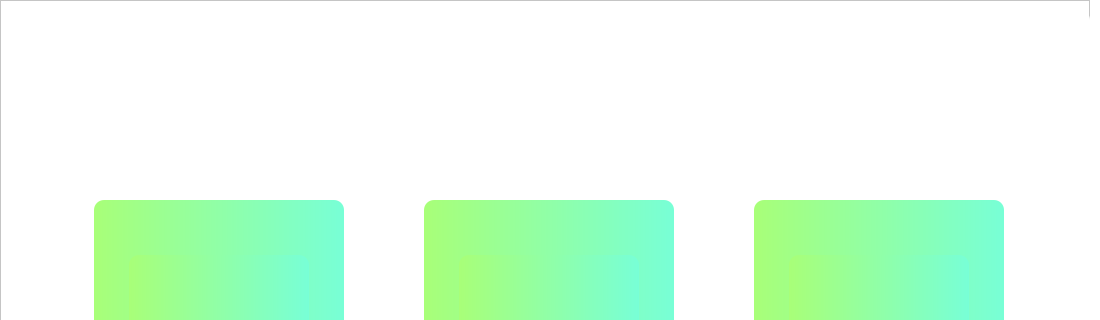
Old version of the form app/component/MainGUI_t_2.ui in the repository tblexcelsior/SmartBin; both pictures show x 0 to 1100 and y 0 to 320 of the 1100 by 800 pixel window.
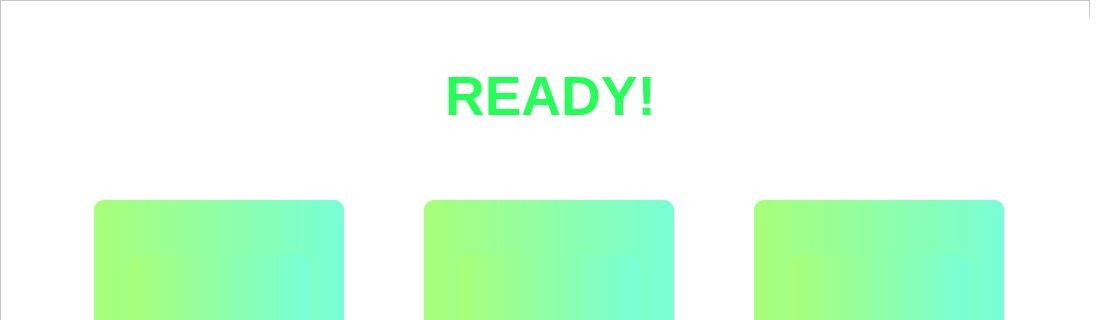
New version of the form. Icons and pictures are not drawn.

Commit message: Update processing text in UI, auto add new row in daily_statistic table on new day, display daily data

```diff
--- a/app/component/MainGUI_t_2.ui
+++ b/app/component/MainGUI_t_2.ui
@@ -574,6 +574,32 @@
          </property>
         </widget>
        </widget>
+       <widget class="QLabel" name="status">
+        <property name="geometry">
+         <rect>
+          <x>0</x>
+          <y>50</y>
+          <width>1081</width>
+          <height>71</height>
+         </rect>
+        </property>
+        <property name="font">
+         <font>
+          <pointsize>41</pointsize>
+          <weight>75</weight>
+          <bold>true</bold>
+         </font>
+        </property>
+        <property name="styleSheet">
+         <string notr="true">color: rgb(37, 255, 88);</string>
+        </property>
+        <property name="text">
+         <string>READY!</string>
+        </property>
+        <property name="alignment">
+         <set>Qt::AlignCenter</set>
+        </property>
+       </widget>
       </widget>
       <widget class="QFrame" name="Chart">
        <property name="geometry">
```
The commit also changes 4 other files.
